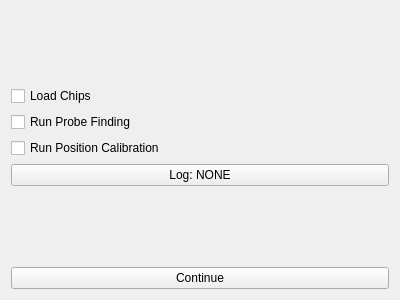
The window that src/SwissHCC_ConfigureForm.ui (kkrizka/chister) describes before a commit, drawn with Qt 5.
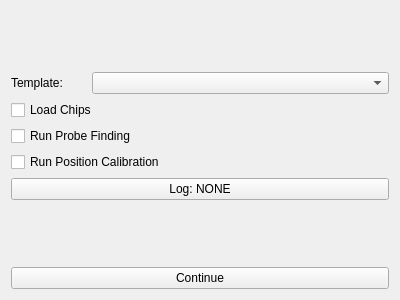
The same window after the commit.

Commit message: List of templates is now propagated via SwissHCCTemplateManager.

What changed in the file:
```diff
--- a/src/SwissHCC_ConfigureForm.ui
+++ b/src/SwissHCC_ConfigureForm.ui
@@ -39,6 +39,29 @@
      </property>
     </spacer>
    </item>
+   <item>
+    <layout class="QHBoxLayout" name="horizontalLayout">
+     <item>
+      <widget class="QLabel" name="label">
+       <property name="maximumSize">
+        <size>
+         <width>75</width>
+         <height>16777215</height>
+        </size>
+       </property>
+       <property name="text">
+        <string>Template:</string>
+       </property>
+       <property name="buddy">
+        <cstring>tempalteComboBox</cstring>
+       </property>
+      </widget>
+     </item>
+     <item>
+      <widget class="QComboBox" name="templateComboBox"/>
+     </item>
+    </layout>
+   </item>
    <item>
     <widget class="QCheckBox" name="loadChipsCheckBox">
      <property name="text">
```
The commit also changes 10 other files.
